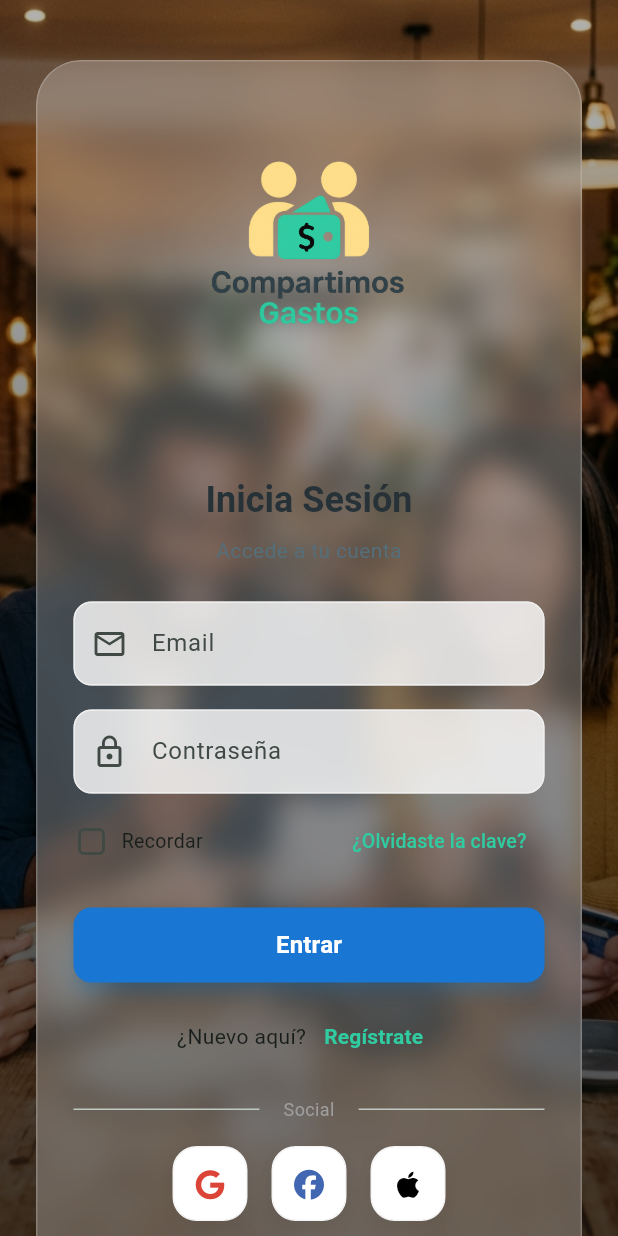
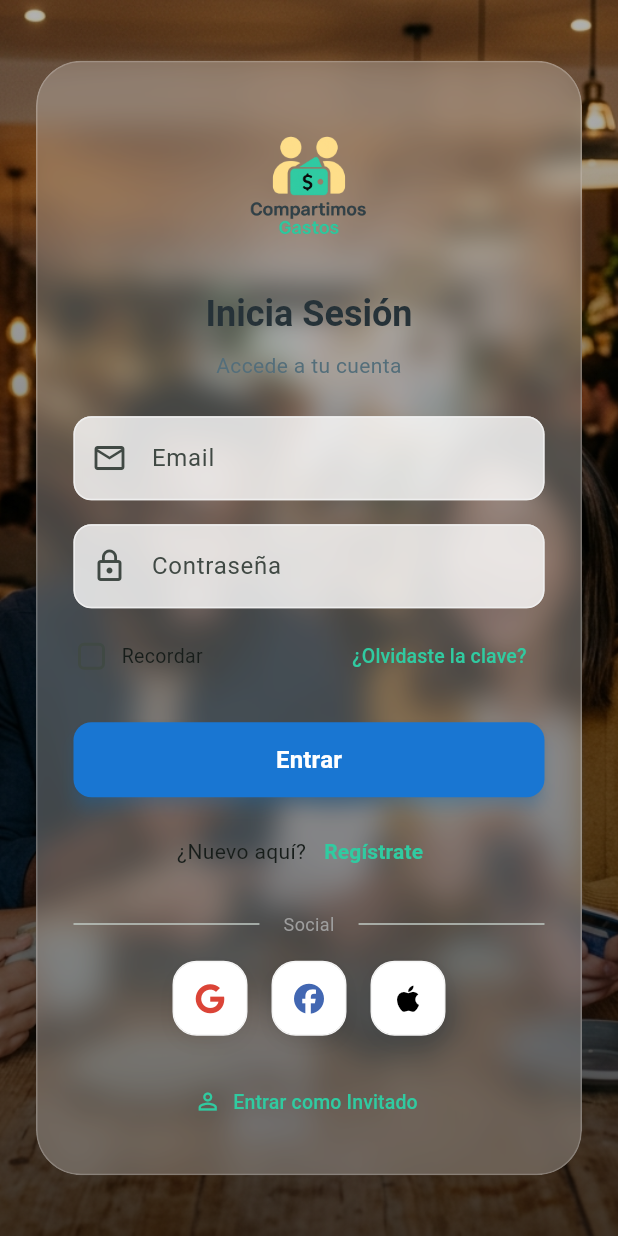
Before and after one commit to joseroyo3/compartimos_gastos_app, a Flutter app: the screen it shows after launch, on a phone screen of 412 x 824 dp. Run offline on Flutter 3.47's test engine with Material 3 defaults, Android fonts, the light colour scheme and no system bars; our stand-ins replace cloud_firestore, firebase_auth, firebase_core, font_awesome_flutter, google_sign_in, shared_preferences and 1 more; missing offline and left inert: flutter_facebook_auth; accounts and stored records are empty.

Commit message:
style: tighten logo spacing and size in login screen

```diff
--- a/lib/screens/login_screen.dart
+++ b/lib/screens/login_screen.dart
@@ -202,11 +202,8 @@ class _LoginScreenState extends State<LoginScreen> {
         child: Column(
           mainAxisSize: MainAxisSize.min,
           children: [
-            if (isMobile) ...[
-              const LogoWidget(),
-              const SizedBox(height: 12),
-            ] else
-              const LogoWidget(),
+            const LogoWidget(),
+            const SizedBox(height: 8),
 
             Text(
               "Inicia Sesión",
--- a/lib/widgets/logo_widget.dart
+++ b/lib/widgets/logo_widget.dart
@@ -8,8 +8,8 @@ class LogoWidget extends StatelessWidget {
   @override
   Widget build(BuildContext context) {
     return Container(
-      margin: EdgeInsets.only(bottom: 40),
-      height: 200,
+      margin: EdgeInsets.zero,
+      height: 120,
       child: Image.asset(
         'lib/assets/images/logo/logo.png',
         fit: BoxFit.contain,
```
